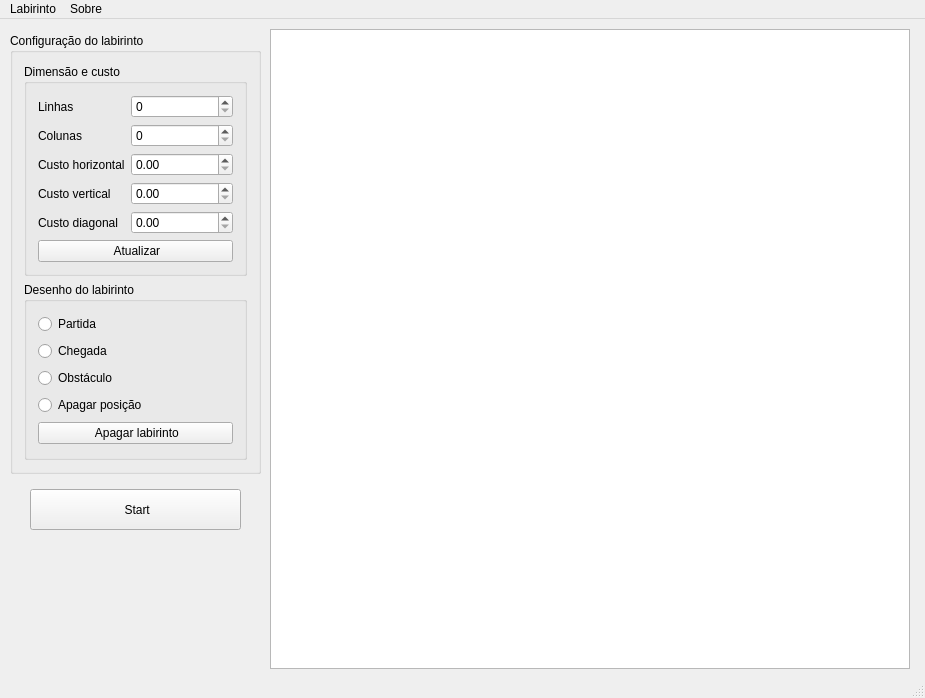
Qt form src/mainwindow.ui (carvalhojldc/labyrinth) before a commit.
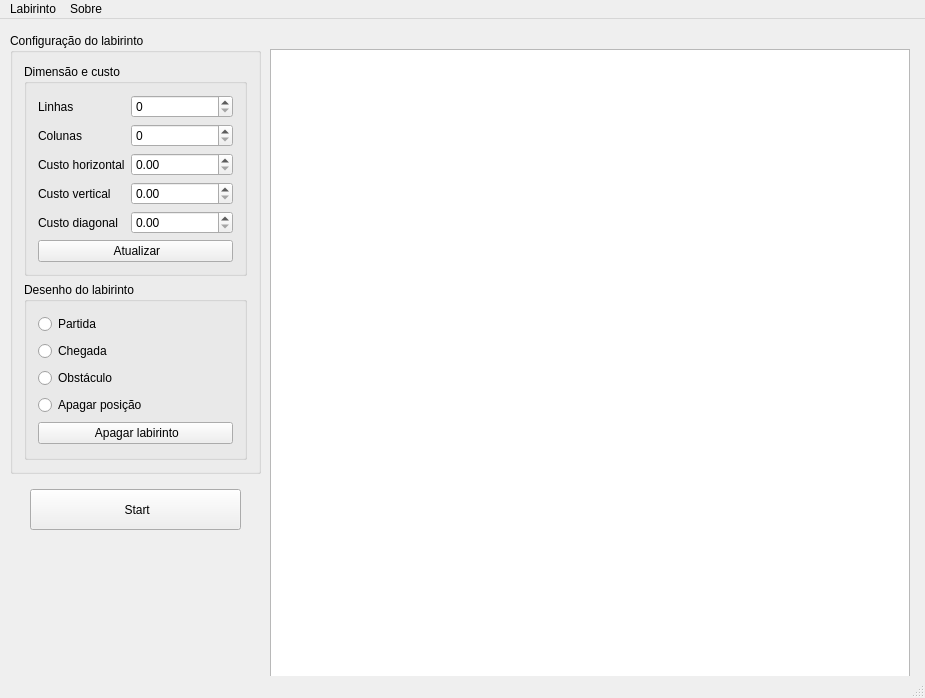
The same form after that commit.

```diff
--- a/src/mainwindow.ui
+++ b/src/mainwindow.ui
@@ -157,7 +157,7 @@
     <property name="geometry">
      <rect>
       <x>270</x>
-      <y>10</y>
+      <y>30</y>
       <width>640</width>
       <height>640</height>
      </rect>
@@ -179,6 +179,19 @@
      <string> Start</string>
     </property>
    </widget>
+   <widget class="QLabel" name="lb_info">
+    <property name="geometry">
+     <rect>
+      <x>270</x>
+      <y>6</y>
+      <width>641</width>
+      <height>21</height>
+     </rect>
+    </property>
+    <property name="text">
+     <string/>
+    </property>
+   </widget>
   </widget>
   <widget class="QMenuBar" name="menuBar">
    <property name="geometry">
```
Left out of the diff: 2 changed lines with no effect on the pictures.
